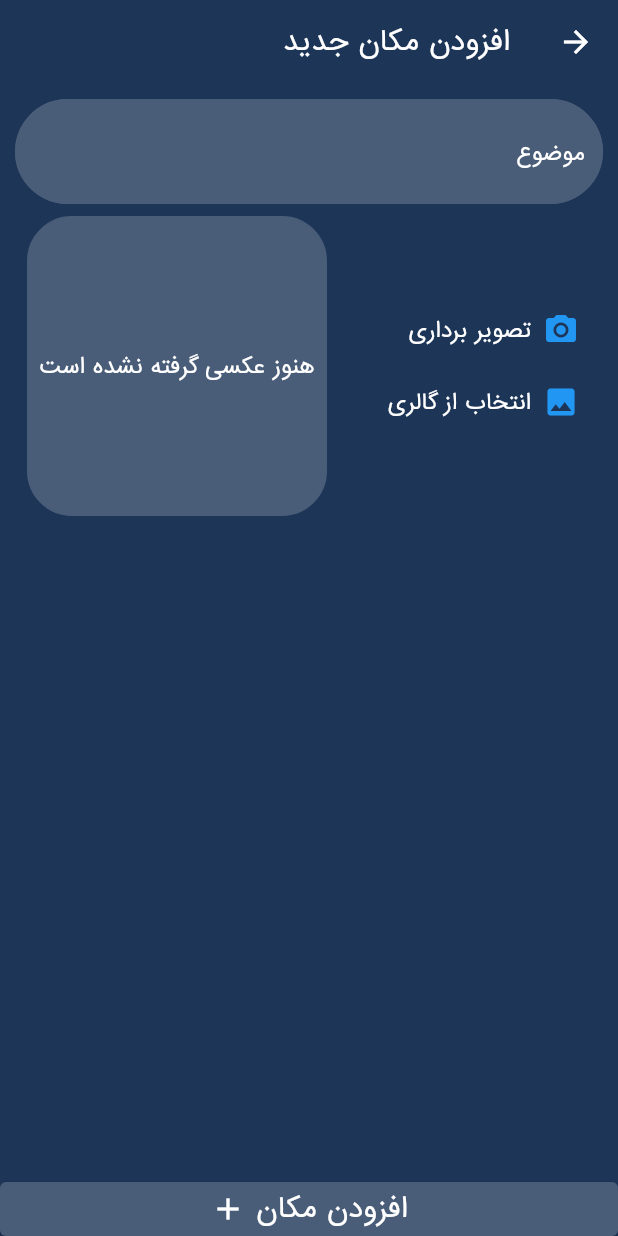
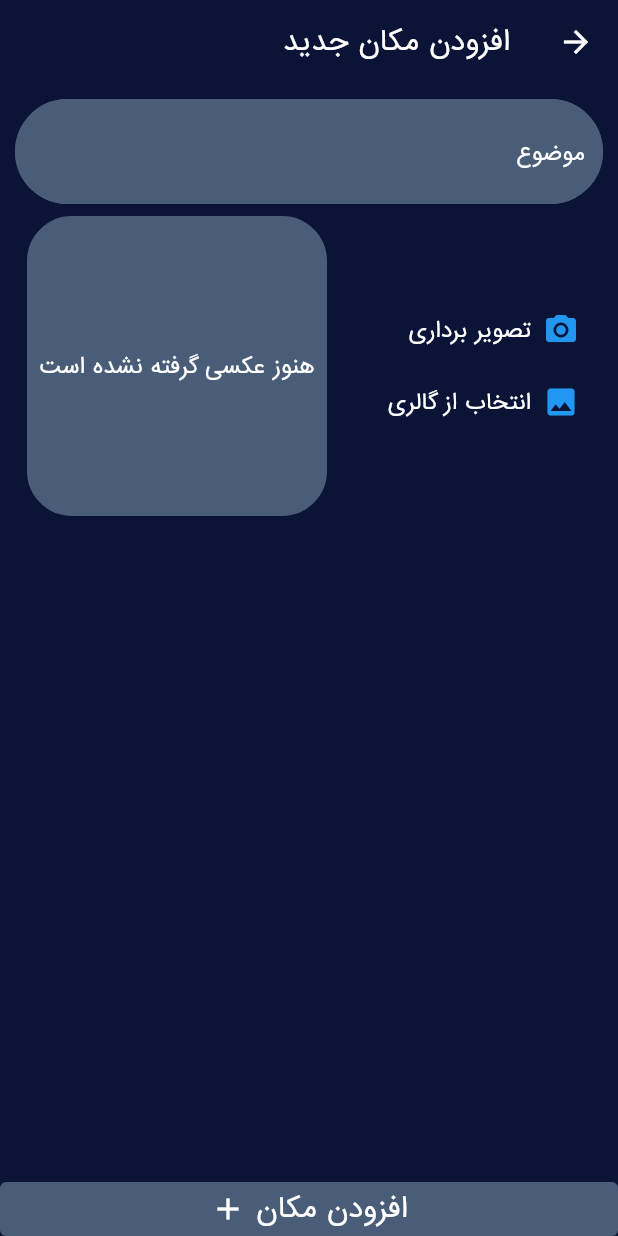
Before and after one commit to Ehsanit82/work_with_native_futures, a Flutter app: the screen it shows after launch, after a tap on the "add" icon, on a phone screen of 412 x 824 dp. Run offline on Flutter 3.47's test engine with Material 2 defaults, Android fonts, the light colour scheme and no system bars; our stand-ins replace image_picker.

Commit message:
init project

```diff
--- a/work_with_native_futures/lib/main.dart
+++ b/work_with_native_futures/lib/main.dart
@@ -15,7 +15,7 @@ class MyApp extends StatelessWidget {
       child: MaterialApp(
         title: 'Great Places',
         theme: ThemeData(
-          primaryColor: const Color(0xff1d3557),
+          primaryColor: const Color(0xff0b1437),
             cardColor: const Color(0xff4a5d78),
           textTheme: const TextTheme(
             titleLarge: TextStyle(
```
